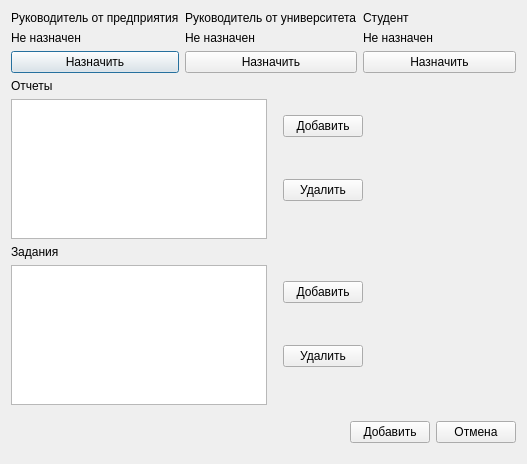
Above: ui/passingpracticewindow.ui from 7enSmile/clientVKR before the change. Below: the same form after it.
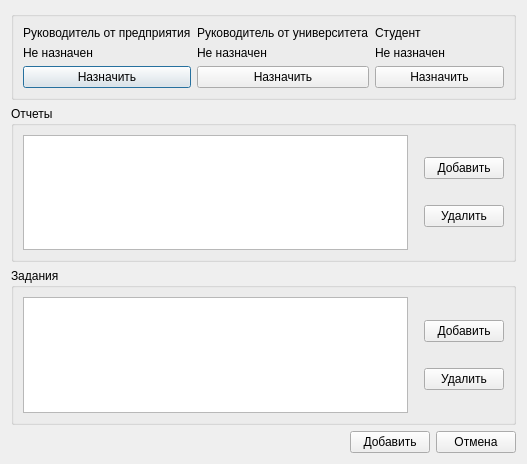
That is the form after the change.

```diff
--- a/ui/passingpracticewindow.ui
+++ b/ui/passingpracticewindow.ui
@@ -15,6 +15,12 @@
   </property>
   <layout class="QVBoxLayout" name="verticalLayout_9">
    <item>
+    <widget class="QGroupBox" name="groupBox">
+     <property name="title">
+      <string/>
+     </property>
+     <layout class="QHBoxLayout" name="horizontalLayout_5">
+      <item>
     <layout class="QHBoxLayout" name="horizontalLayout_4">
      <item>
       <layout class="QVBoxLayout" name="verticalLayout_7">
@@ -108,19 +114,17 @@
      </item>
     </layout>
    </item>
+     </layout>
+    </widget>
+   </item>
    <item>
-    <layout class="QVBoxLayout" name="verticalLayout_8">
-     <item>
-      <layout class="QHBoxLayout" name="horizontalLayout">
-       <item>
-        <layout class="QVBoxLayout" name="verticalLayout_3">
-         <item>
-          <widget class="QLabel" name="label_2">
-           <property name="text">
+    <widget class="QGroupBox" name="groupBox_2">
+     <property name="title">
             <string>Отчеты</string>
            </property>
-          </widget>
-         </item>
+     <layout class="QHBoxLayout" name="horizontalLayout_6">
+      <item>
+       <layout class="QVBoxLayout" name="verticalLayout_3">
          <item>
           <widget class="QTableView" name="tableViewReports">
            <attribute name="horizontalHeaderVisible">
@@ -151,6 +155,19 @@
        </item>
        <item>
         <layout class="QVBoxLayout" name="verticalLayout">
+        <item>
+         <spacer name="verticalSpacer_5">
+          <property name="orientation">
+           <enum>Qt::Vertical</enum>
+          </property>
+          <property name="sizeHint" stdset="0">
+           <size>
+            <width>20</width>
+            <height>40</height>
+           </size>
+          </property>
+         </spacer>
+        </item>
          <item>
           <widget class="QPushButton" name="pushButtonInsertReport">
            <property name="text">
@@ -158,6 +175,22 @@
            </property>
           </widget>
          </item>
+        <item>
+         <spacer name="verticalSpacer_6">
+          <property name="orientation">
+           <enum>Qt::Vertical</enum>
+          </property>
+          <property name="sizeType">
+           <enum>QSizePolicy::Fixed</enum>
+          </property>
+          <property name="sizeHint" stdset="0">
+           <size>
+            <width>20</width>
+            <height>20</height>
+           </size>
+          </property>
+         </spacer>
+        </item>
          <item>
           <widget class="QPushButton" name="pushButton_2">
            <property name="text">
@@ -165,34 +198,32 @@
            </property>
           </widget>
          </item>
-        </layout>
-       </item>
        <item>
-        <spacer name="horizontalSpacer">
+         <spacer name="verticalSpacer_4">
          <property name="orientation">
-          <enum>Qt::Horizontal</enum>
+           <enum>Qt::Vertical</enum>
          </property>
          <property name="sizeHint" stdset="0">
           <size>
-           <width>40</width>
-           <height>20</height>
+            <width>20</width>
+            <height>40</height>
           </size>
          </property>
         </spacer>
        </item>
       </layout>
      </item>
+     </layout>
+    </widget>
+   </item>
      <item>
-      <layout class="QHBoxLayout" name="horizontalLayout_2">
-       <item>
-        <layout class="QVBoxLayout" name="verticalLayout_2">
-         <item>
-          <widget class="QLabel" name="label">
-           <property name="text">
+    <widget class="QGroupBox" name="groupBox_3">
+     <property name="title">
             <string>Задания</string>
            </property>
-          </widget>
-         </item>
+     <layout class="QHBoxLayout" name="horizontalLayout">
+      <item>
+       <layout class="QVBoxLayout" name="verticalLayout_2">
          <item>
           <widget class="QTableView" name="tableViewTask">
            <attribute name="horizontalHeaderVisible">
@@ -223,6 +254,19 @@
        </item>
        <item>
         <layout class="QVBoxLayout" name="verticalLayout_4">
+        <item>
+         <spacer name="verticalSpacer_2">
+          <property name="orientation">
+           <enum>Qt::Vertical</enum>
+          </property>
+          <property name="sizeHint" stdset="0">
+           <size>
+            <width>20</width>
+            <height>40</height>
+           </size>
+          </property>
+         </spacer>
+        </item>
          <item>
           <widget class="QPushButton" name="pushButtonInsertTask">
            <property name="text">
@@ -230,6 +274,22 @@
            </property>
           </widget>
          </item>
+        <item>
+         <spacer name="verticalSpacer_3">
+          <property name="orientation">
+           <enum>Qt::Vertical</enum>
+          </property>
+          <property name="sizeType">
+           <enum>QSizePolicy::Fixed</enum>
+          </property>
+          <property name="sizeHint" stdset="0">
+           <size>
+            <width>20</width>
+            <height>20</height>
+           </size>
+          </property>
+         </spacer>
+        </item>
          <item>
           <widget class="QPushButton" name="pushButtonDeleteTask">
            <property name="text">
@@ -237,40 +297,23 @@
            </property>
           </widget>
          </item>
-        </layout>
-       </item>
-       <item>
-        <spacer name="horizontalSpacer_3">
-         <property name="orientation">
-          <enum>Qt::Horizontal</enum>
-         </property>
-         <property name="sizeHint" stdset="0">
-          <size>
-           <width>40</width>
-           <height>20</height>
-          </size>
-         </property>
-        </spacer>
-       </item>
-      </layout>
-     </item>
-    </layout>
-   </item>
    <item>
     <spacer name="verticalSpacer">
      <property name="orientation">
       <enum>Qt::Vertical</enum>
      </property>
-     <property name="sizeType">
-      <enum>QSizePolicy::Fixed</enum>
-     </property>
      <property name="sizeHint" stdset="0">
       <size>
        <width>20</width>
-       <height>10</height>
+            <height>40</height>
       </size>
      </property>
     </spacer>
+        </item>
+       </layout>
+      </item>
+     </layout>
+    </widget>
    </item>
    <item>
     <layout class="QHBoxLayout" name="horizontalLayout_3">
@@ -303,22 +346,6 @@
      </item>
     </layout>
    </item>
-   <item>
-    <spacer name="verticalSpacer_6">
-     <property name="orientation">
-      <enum>Qt::Vertical</enum>
-     </property>
-     <property name="sizeType">
-      <enum>QSizePolicy::Fixed</enum>
-     </property>
-     <property name="sizeHint" stdset="0">
-      <size>
-       <width>20</width>
-       <height>10</height>
-      </size>
-     </property>
-    </spacer>
-   </item>
   </layout>
  </widget>
  <resources/>
```
Lines whose indentation alone changed are shown as unchanged.
